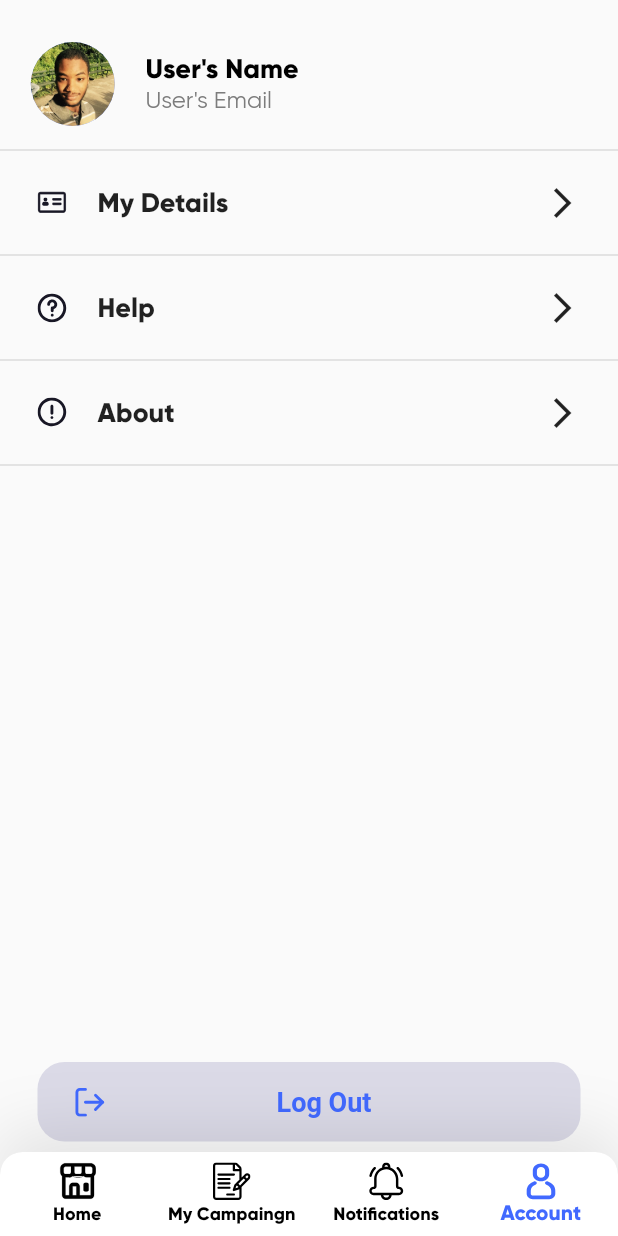
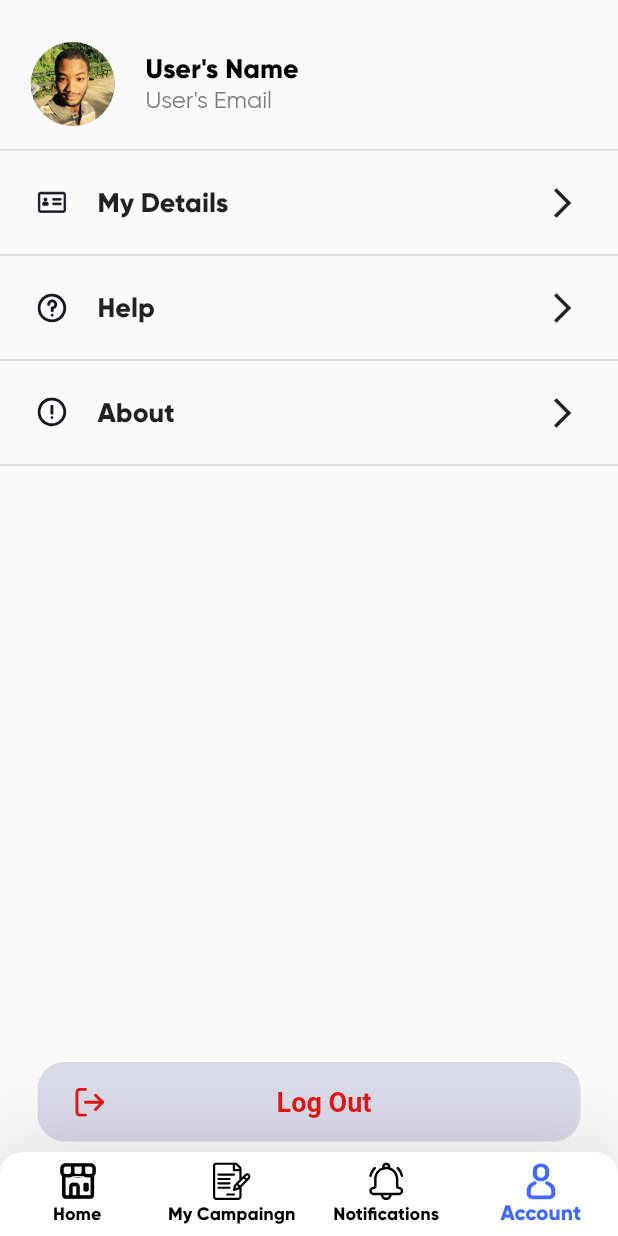
Before and after one commit to tranduc01/hire-a-shelf, a Flutter app: the DashboardScreen screen opened directly, item 4 of the bottom bar chosen, on a phone screen of 412 x 824 dp. Run offline on Flutter 3.47's test engine with Material 2 defaults, Android fonts, the phone set to English and light mode, and no system bars; our stand-ins replace firebase_core, firebase_messaging, flutter_image_slideshow, flutter_svg, rxdart; accounts and stored records are empty; network calls fail.

Commit message:
fix errors

```diff
--- a/lib/screens/account/account_screen.dart
+++ b/lib/screens/account/account_screen.dart
@@ -82,7 +82,7 @@ class AccountScreen extends StatelessWidget {
               height: 20,
               child: SvgPicture.asset(
                 "assets/icons/account_icons/logout_icon.svg",
-                color: Color.fromARGB(255, 65, 105, 255),
+                color: Color.fromARGB(255, 226, 21, 21),
               ),
             ),
             Text(
@@ -91,7 +91,7 @@ class AccountScreen extends StatelessWidget {
               style: TextStyle(
                   fontSize: 18,
                   fontWeight: FontWeight.bold,
-                  color: Color.fromARGB(255, 65, 105, 255)),
+                  color: Color.fromARGB(255, 226, 21, 21)),
             ),
             Container()
           ],
--- a/lib/screens/home/home_banner_widget.dart
+++ b/lib/screens/home/home_banner_widget.dart
@@ -14,8 +14,8 @@ class HomeBanner extends StatelessWidget {
               "https://s3.ap-southeast-1.amazonaws.com/hireashelf.com/resource/redbull-banner.jpg",
               fit: BoxFit.fill,
             ),
-            Image.asset(
-              "assets/images/thtruemilk-banner.jpg",
+            Image.network(
+              "https://cdn.24.co.za/files/Cms/General/d/1069/befc4fb222fa4950a71d517e238342d0.jpg",
               fit: BoxFit.fill,
             )
           ]),
```
